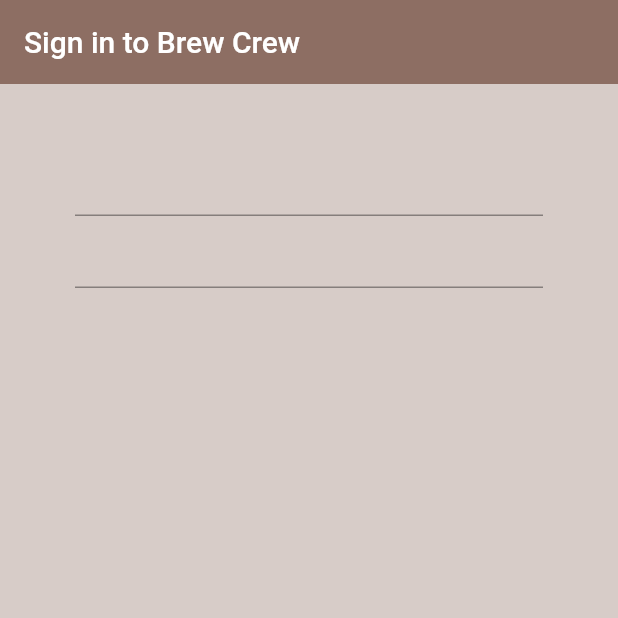
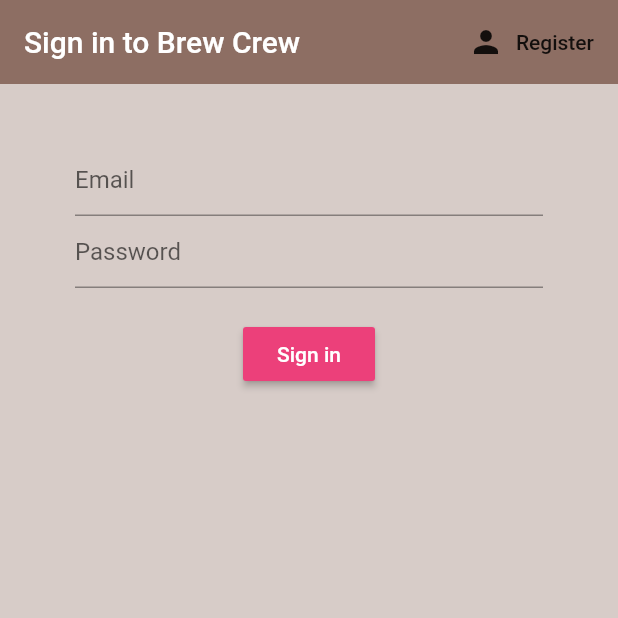
Before and after one commit to saulloalmeida/brew_crew, a Flutter app: the screen it shows after launch, on a phone screen of 412 x 824 dp, the top half of it. Run offline on Flutter 3.47's test engine with Material 2 defaults, Android fonts, the phone set to English and light mode, and no system bars; our stand-ins replace firebase_auth; accounts and stored records are empty.

Commit message:
add ToggleView
*alternancia entre os formularios de entrar e registrar

```diff
--- a/lib/screens/authenticate/authenticate.dart
+++ b/lib/screens/authenticate/authenticate.dart
@@ -1,3 +1,4 @@
+import 'package:brew_crew/screens/authenticate/register.dart';
 import 'package:brew_crew/screens/authenticate/sign_in.dart';
 import 'package:flutter/material.dart';
 
@@ -7,10 +8,16 @@ class Authenticate extends StatefulWidget {
 }
 
 class _AuthenticateState extends State<Authenticate> {
+  bool showSignIn = true;
+  void toggleView(){
+    setState(()=>showSignIn = !showSignIn);
+  }
   @override
   Widget build(BuildContext context) {
-    return Container(
-      child: SignIn(),
-    );
+    if (showSignIn) {
+      return SignIn(toggleView: toggleView);
+    } else {
+      return Register(toggleView: toggleView);
+    }
   }
 }
--- /dev/null
+++ b/lib/screens/authenticate/register.dart
@@ -0,0 +1,81 @@
+import 'package:brew_crew/services/auth.dart';
+import 'package:flutter/material.dart';
+
+class Register extends StatefulWidget {
+  final Function toggleView;
+
+  const Register({Key key, this.toggleView}) : super(key: key);
+  @override
+  _RegisterState createState() => _RegisterState();
+}
+
+class _RegisterState extends State<Register> {
+  final AuthService _auth = AuthService();
+
+  String email = '';
+  String password = '';
+  @override
+  Widget build(BuildContext context) {
+    return Scaffold(
+      backgroundColor: Colors.brown[100],
+      appBar: AppBar(
+        backgroundColor: Colors.brown[400],
+        elevation: 0.0,
+        title: Text("Sign up to Brew Crew"),
+        actions: <Widget>[
+          FlatButton.icon(
+            onPressed: () {
+              widget.toggleView();
+            },
+            icon: Icon(Icons.person),
+            label: Text("Sign In"),
+          )
+        ],
+      ),
+      body: Container(
+        padding: EdgeInsets.symmetric(
+          vertical: 20.0,
+          horizontal: 50.0,
+        ),
+        child: Form(
+          child: Column(
+            children: <Widget>[
+              SizedBox(
+                height: 20.0,
+              ),
+              TextFormField(
+                decoration: InputDecoration(hintText: "Email"),
+                onChanged: (val) {
+                  setState(() => email = val);
+                },
+              ),
+              TextFormField(
+                decoration: InputDecoration(hintText: "Password"),
+                obscureText: true,
+                onChanged: (val) {
+                  setState(() => password = val);
+                },
+              ),
+              SizedBox(
+                height: 20.0,
+              ),
+              RaisedButton(
+                onPressed: () async {
+                  print(email);
+                  print(password);
+                },
+                color: Colors.pink[400],
+                child: Text(
+                  "Register",
+                  style: TextStyle(
+                    color: Colors.white,
+                  ),
+                ),
+              ),
+            ],
+          ),
+        ),
+      ),
+    );
+  }
+}
--- a/lib/screens/authenticate/sign_in.dart
+++ b/lib/screens/authenticate/sign_in.dart
@@ -2,12 +2,18 @@ import 'package:brew_crew/services/auth.dart';
 import 'package:flutter/material.dart';
 
 class SignIn extends StatefulWidget {
+  final Function toggleView;
+
+  const SignIn({Key key, this.toggleView}) : super(key: key);
+
   @override
   _SignInState createState() => _SignInState();
 }
 
 class _SignInState extends State<SignIn> {
   final AuthService _auth = AuthService();
+  String email = '';
+  String password = '';
   @override
   Widget build(BuildContext context) {
     return Scaffold(
@@ -16,6 +22,15 @@ class _SignInState extends State<SignIn> {
         backgroundColor: Colors.brown[400],
         elevation: 0.0,
         title: Text("Sign in to Brew Crew"),
+        actions: <Widget>[
+          FlatButton.icon(
+            onPressed: () {
+              widget.toggleView();
+            },
+            icon: Icon(Icons.person),
+            label: Text("Register"),
+          )
+        ],
       ),
       body: Container(
           padding: EdgeInsets.symmetric(
@@ -25,17 +40,35 @@ class _SignInState extends State<SignIn> {
           child: Form(
             child: Column(
               children: <Widget>[
-                SizedBox(height: 20.0,),
+                SizedBox(
+                  height: 20.0,
+                ),
                 TextFormField(
-                  onChanged: (val){
-
+                  decoration: InputDecoration(hintText: "Email"),
+                  onChanged: (val) {
+                    setState(() => email = val);
                   },
                 ),
                 TextFormField(
+                  decoration: InputDecoration(hintText: "Password"),
                   obscureText: true,
-                  onChanged: (val){
-
+                  onChanged: (val) {
+                    setState(() => password = val);
                   },
+                ),
+                SizedBox(
+                  height: 20.0,
+                ),
+                RaisedButton(
+                  onPressed: () async {
+                    print(email);
+                    print(password);
+                  },
+                  color: Colors.pink[400],
+                  child: Text(
+                    "Sign in",
+                    style: TextStyle(color: Colors.white),
+                  ),
                 ),
               ],
             ),
```
